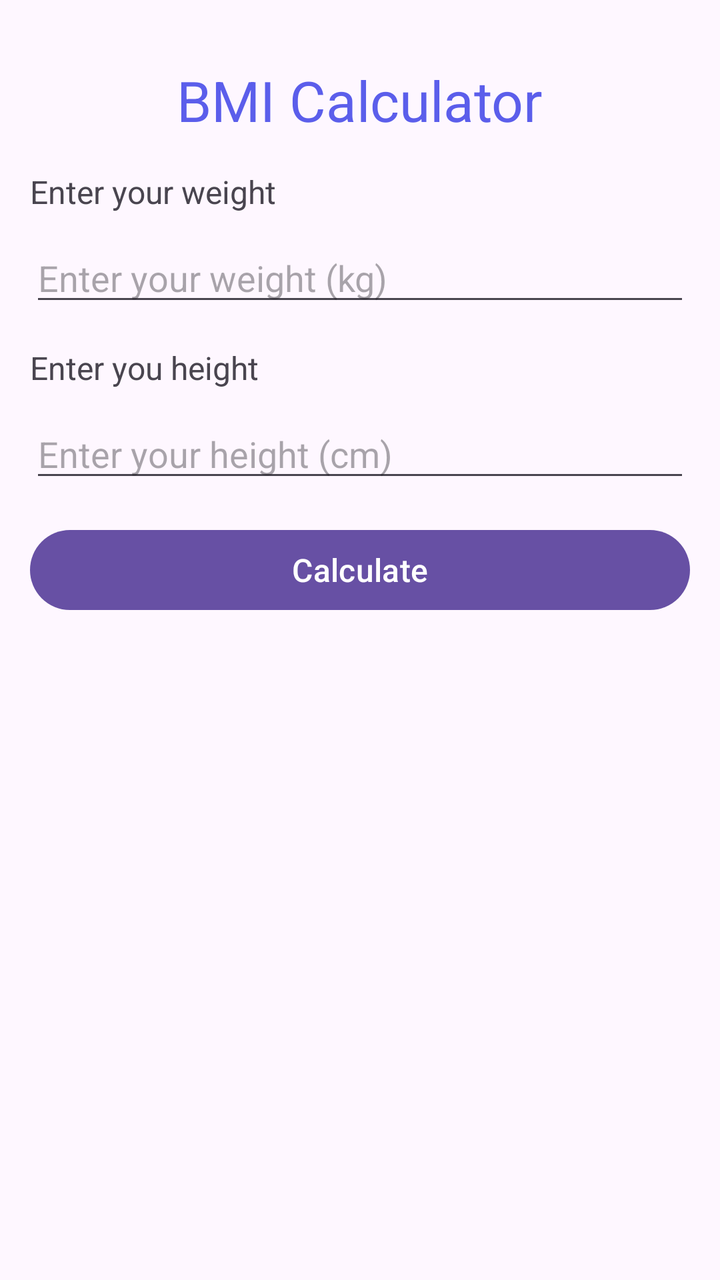
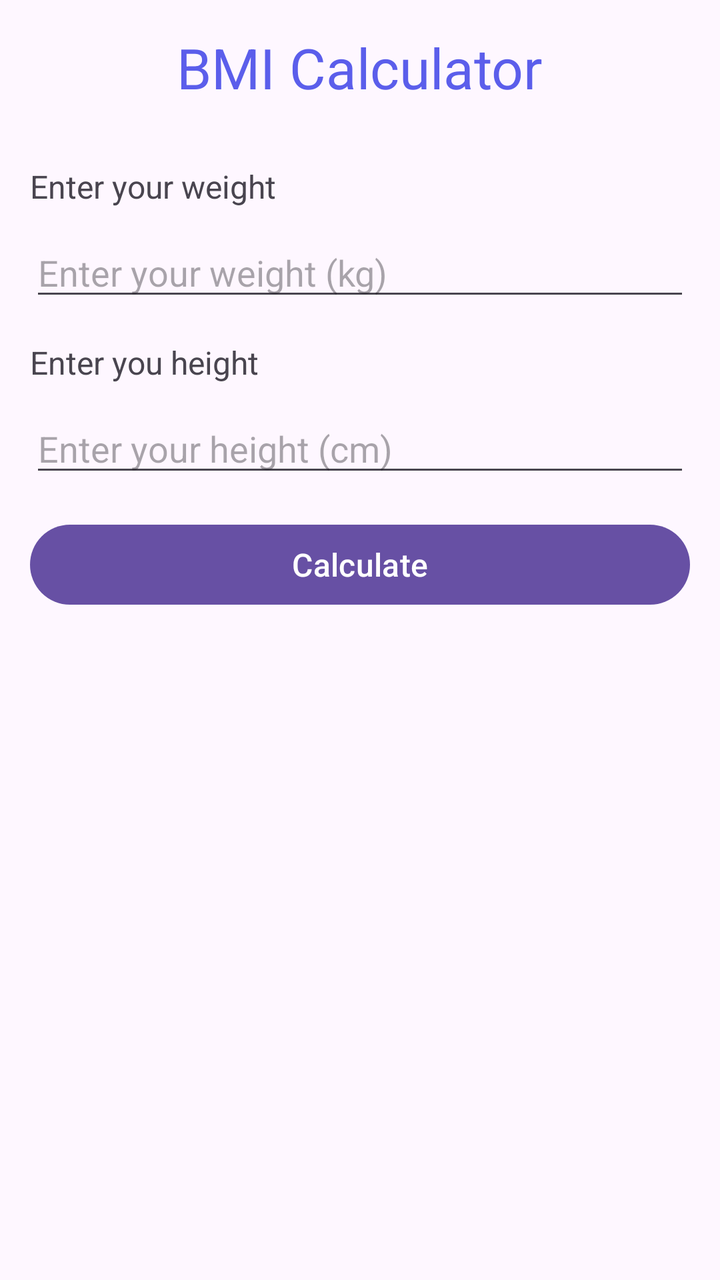

Before-and-after screenshots of an Android layout around one commit, followed by the original layout XML and the change that was made.
<!-- AndroidManifest.xml: application theme Theme.BMICalculator -->
<!-- res/layout/activity_main.xml -->
<?xml version="1.0" encoding="utf-8"?>
<LinearLayout xmlns:android="http://schemas.android.com/apk/res/android"
    xmlns:tools="http://schemas.android.com/tools"
    android:id="@+id/main"
    android:layout_width="match_parent"
    android:layout_height="match_parent"
    android:orientation="vertical"
    android:padding="15dp"
    tools:context=".MainActivity">

    <FrameLayout
        android:layout_width="match_parent"
        android:layout_height="70dp"


        >

        <TextView
            android:layout_width="wrap_content"
            android:layout_height="wrap_content"
            android:layout_gravity="center"
            android:text="BMI Calculator"
            android:textColor="#5b5eeb"
            android:textSize="28sp"

            />

    </FrameLayout>

    <TextView
        android:layout_width="wrap_content"
        android:layout_height="wrap_content"
        android:layout_marginBottom="10dp"
        android:text="Enter your weight"
        android:textSize="16sp"

        />

    <EditText
        android:id="@+id/etweight"
        android:layout_width="match_parent"
        android:layout_height="wrap_content"
        android:layout_gravity="center"
        android:layout_marginBottom="15dp"
        android:hint="Enter your weight (kg)"

        />

    <TextView
        android:layout_width="wrap_content"
        android:layout_height="wrap_content"
        android:layout_marginBottom="10dp"
        android:hint="Enter your height (cm)"
        android:text="Enter you height"
        android:textSize="16sp"

        />

    <EditText
        android:id="@+id/etheight"
        android:layout_width="match_parent"
        android:layout_height="wrap_content"
        android:layout_gravity="center"
        android:layout_marginBottom="15dp"
        android:hint="Enter your height (cm)"

        />

    <Button
        android:id="@+id/btncalculate"
        android:layout_width="match_parent"
        android:layout_height="wrap_content"
        android:layout_marginBottom="15dp"
        android:text="Calculate"
        android:textSize="16sp"

        />

    <TextView
        android:id="@+id/txtresult"
        android:layout_width="wrap_content"
        android:layout_height="wrap_content"
        android:layout_gravity="center"


        />

</LinearLayout>
<!-- resources referenced by this layout -->
<resources>
  <style name="Theme.BMICalculator" parent="Base.Theme.BMICalculator" />
  <style name="Base.Theme.BMICalculator" parent="Theme.Material3.DayNight.NoActionBar">
          
          
      </style>
</resources>

<!-- the commit's change to res/layout/activity_main.xml (unified diff, before → after) -->
@@ -8,24 +8,17 @@
     android:padding="15dp"
     tools:context=".MainActivity">
 
-    <FrameLayout
-        android:layout_width="match_parent"
-        android:layout_height="70dp"
+    <TextView
+        android:layout_width="wrap_content"
+        android:layout_height="wrap_content"
+        android:layout_gravity="center"
+        android:layout_marginBottom="30dp"
+        android:text="BMI Calculator"
+        android:textColor="#5b5eeb"
+        android:textSize="28sp"
 
+        />
 
-        >
-
-        <TextView
-            android:layout_width="wrap_content"
-            android:layout_height="wrap_content"
-            android:layout_gravity="center"
-            android:text="BMI Calculator"
-            android:textColor="#5b5eeb"
-            android:textSize="28sp"
-
-            />
-
-    </FrameLayout>
 
     <TextView
         android:layout_width="wrap_content"
